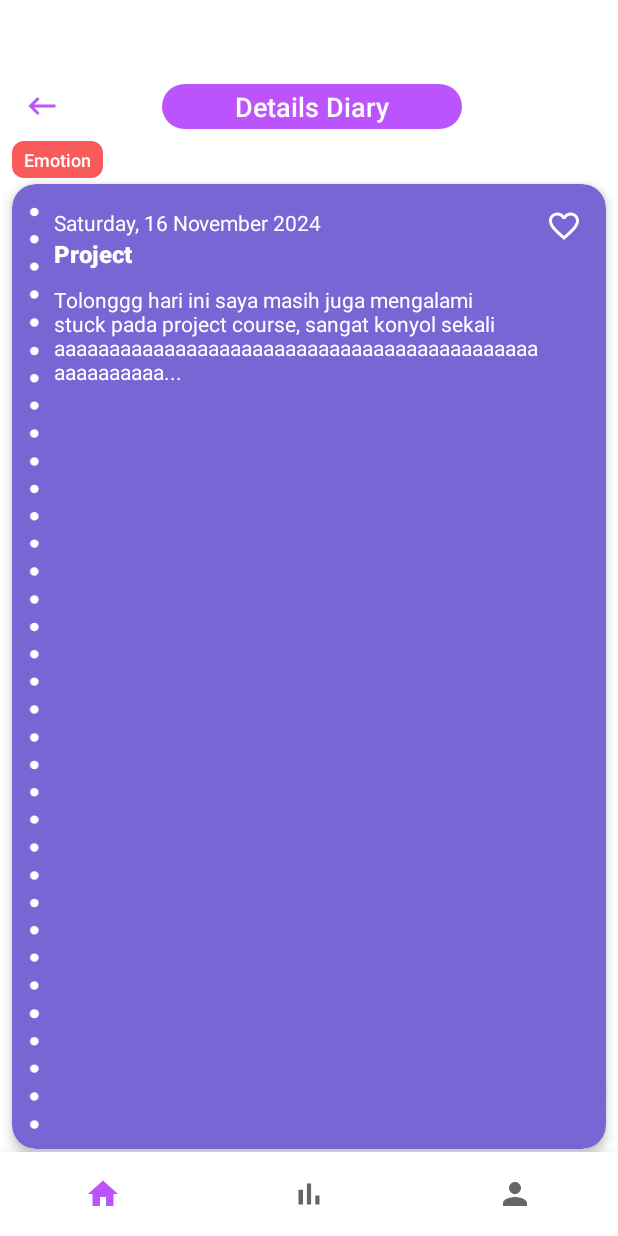
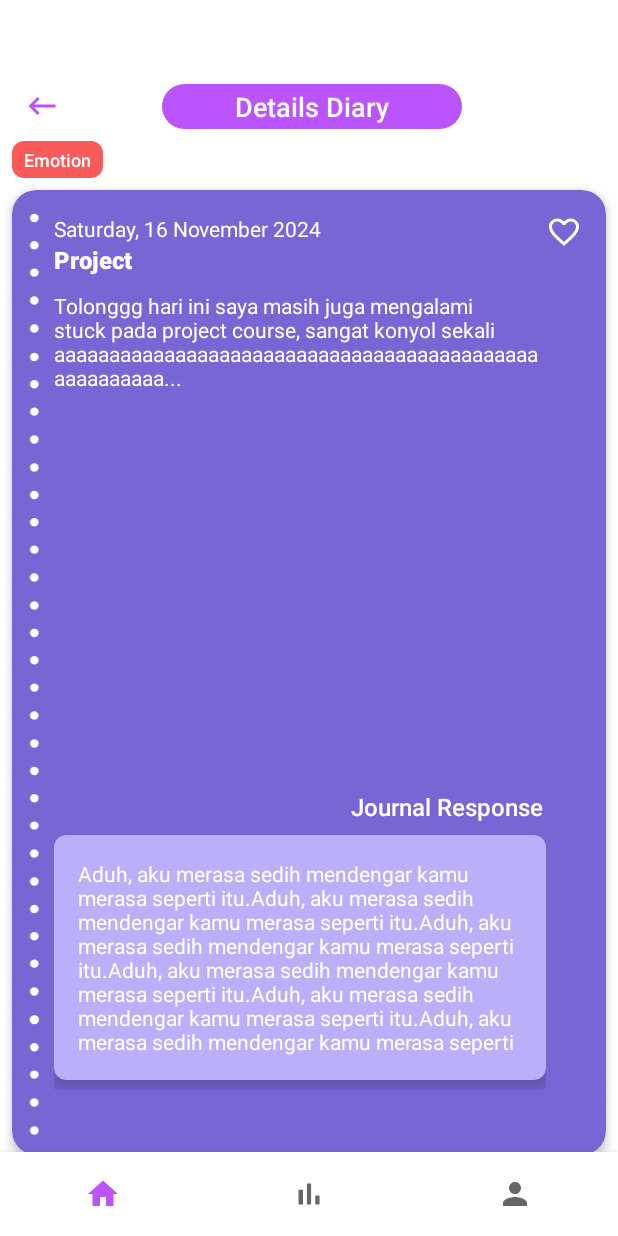
Before and after one commit to Capstone-DIY/Mobile-Development, an Android app: the fragment DetailsDiaryFragment placed in its activity, on a phone screen of 412 x 824 dp. Run offline under Robolectric (Android 15) with nearby library versions, the phone set to English and light mode, and no system bars; our stand-ins replace Room's generated code, navigation-ui.

Commit message:
adding response layout

```diff
--- a/app/src/main/res/layout/fragment_details_diary.xml
+++ b/app/src/main/res/layout/fragment_details_diary.xml
@@ -62,106 +62,106 @@
         android:id="@+id/diaryCard"
         android:layout_width="match_parent"
         android:layout_height="643dp"
-        app:layout_constraintTop_toBottomOf="@id/emotionTag"
-        app:layout_constraintStart_toStartOf="parent"
-        app:layout_constraintEnd_toEndOf="parent"
         android:layout_marginLeft="8dp"
+        android:layout_marginTop="8dp"
         android:layout_marginRight="8dp"
-        android:layout_marginTop="4dp"
+        app:cardBackgroundColor="#7866D4"
         app:cardCornerRadius="16dp"
         app:cardElevation="4dp"
-        app:cardBackgroundColor="#7866D4">
+        app:layout_constraintEnd_toEndOf="parent"
+        app:layout_constraintStart_toStartOf="parent"
+        app:layout_constraintTop_toBottomOf="@id/emotionTag">
 
         <ImageView
+            android:id="@+id/dot1"
             android:layout_width="wrap_content"
             android:layout_height="80dp"
+            android:layout_marginLeft="10dp"
             android:layout_marginTop="15dp"
-            android:layout_marginLeft="10dp"
-            android:id="@+id/dot1"
-            android:src="@drawable/group_481820"/>
+            android:src="@drawable/group_481820" />
 
         <ImageView
+            android:id="@+id/dot2"
             android:layout_width="wrap_content"
             android:layout_height="80dp"
+            android:layout_marginLeft="10dp"
             android:layout_marginTop="108dp"
-            android:layout_marginLeft="10dp"
-            android:id="@+id/dot2"
-            android:src="@drawable/group_481820"/>
+            android:src="@drawable/group_481820" />
 
         <ImageView
+            android:id="@+id/dot3"
             android:layout_width="wrap_content"
             android:layout_height="80dp"
+            android:layout_marginLeft="10dp"
             android:layout_marginTop="200dp"
-            android:layout_marginLeft="10dp"
-            android:id="@+id/dot3"
-            android:src="@drawable/group_481820"/>
+            android:src="@drawable/group_481820" />
 
         <ImageView
+            android:id="@+id/dot4"
             android:layout_width="wrap_content"
             android:layout_height="80dp"
+            android:layout_marginLeft="10dp"
             android:layout_marginTop="292dp"
-            android:layout_marginLeft="10dp"
-            android:id="@+id/dot4"
-            android:src="@drawable/group_481820"/>
+            android:src="@drawable/group_481820" />
 
         <ImageView
+            android:id="@+id/dot5"
             android:layout_width="wrap_content"
             android:layout_height="80dp"
+            android:layout_marginLeft="10dp"
             android:layout_marginTop="384dp"
-            android:layout_marginLeft="10dp"
-            android:id="@+id/dot5"
-            android:src="@drawable/group_481820"/>
+            android:src="@drawable/group_481820" />
 
         <ImageView
+            android:id="@+id/dot6"
             android:layout_width="wrap_content"
             android:layout_height="80dp"
+            android:layout_marginLeft="10dp"
             android:layout_marginTop="476dp"
-            android:layout_marginLeft="10dp"
-            android:id="@+id/dot6"
-            android:src="@drawable/group_481820"/>
+            android:src="@drawable/group_481820" />
 
         <ImageView
+            android:id="@+id/dot7"
             android:layout_width="wrap_content"
             android:layout_height="80dp"
+            android:layout_marginLeft="10dp"
             android:layout_marginTop="550dp"
-            android:layout_marginLeft="10dp"
-            android:id="@+id/dot7"
-            android:src="@drawable/group_481820"/>
+            android:src="@drawable/group_481820" />
 
         <LinearLayout
             android:layout_width="match_parent"
             android:layout_height="wrap_content"
+            android:layout_marginLeft="12dp"
             android:orientation="horizontal"
-            android:layout_marginLeft="12dp"
             android:padding="16dp">
 
             <!-- Text Content Section -->
             <LinearLayout
                 android:layout_width="wrap_content"
                 android:layout_height="350dp"
-                android:orientation="vertical"
-                android:layout_weight="1">
+                android:layout_weight="1"
+                android:orientation="vertical">
 
                 <!-- Date Text -->
                 <TextView
                     android:id="@+id/dateText"
                     android:layout_width="wrap_content"
                     android:layout_height="wrap_content"
+                    android:fontFamily="sans-serif"
                     android:text="Saturday, 16 November 2024"
                     android:textColor="#FFFFFF"
-                    android:textSize="14sp"
-                    android:fontFamily="sans-serif" />
+                    android:textSize="14sp" />
 
                 <!-- Title Text -->
                 <TextView
                     android:id="@+id/titleText"
                     android:layout_width="wrap_content"
                     android:layout_height="wrap_content"
+                    android:fontFamily="sans-serif-medium"
                     android:text="Project"
                     android:textColor="#FFFFFF"
-                    android:textStyle="bold"
                     android:textSize="16sp"
-                    android:fontFamily="sans-serif-medium" />
+                    android:textStyle="bold" />
 
                 <!-- Description Text -->
                 <ScrollView
@@ -172,11 +172,11 @@
                         android:id="@+id/descriptionText"
                         android:layout_width="wrap_content"
                         android:layout_height="wrap_content"
+                        android:fontFamily="sans-serif"
                         android:paddingTop="10dp"
                         android:text="Tolonggg hari ini saya masih juga mengalami stuck pada project course, sangat konyol sekali aaaaaaaaaaaaaaaaaaaaaaaaaaaaaaaaaaaaaaaaaaaaaaaaaaaaaa..."
                         android:textColor="#FFFFFF"
-                        android:textSize="14sp"
-                        android:fontFamily="sans-serif" />
+                        android:textSize="14sp" />
                 </ScrollView>
             </LinearLayout>
 
@@ -185,10 +185,50 @@
                 android:id="@+id/heartIcon"
                 android:layout_width="24dp"
                 android:layout_height="24dp"
+                android:contentDescription="Favorite"
                 android:src="@drawable/baseline_favorite_border_24"
-                android:contentDescription="Favorite"
-                app:tint="#ffffff"/>
+                app:tint="#ffffff" />
+        </LinearLayout>
+
+        <LinearLayout
+            android:layout_width="match_parent"
+            android:layout_height="200dp"
+            android:id="@+id/responseLayout"
+            android:orientation="vertical"
+            android:layout_marginTop="400dp"
+            android:layout_marginLeft="28dp"
+            android:layout_marginRight="40dp">
+
+            <!-- Response Title -->
+            <TextView
+                android:id="@+id/responseTitle"
+                android:layout_width="wrap_content"
+                android:layout_height="wrap_content"
+                android:paddingLeft="198dp"
+                android:text="Journal Response"
+                android:textColor="#FFFFFF"
+                android:textSize="16sp"
+                android:fontFamily="sans-serif-medium"
+                android:layout_marginBottom="8dp" />
+
+            <!-- Response Box -->
+            <androidx.cardview.widget.CardView
+                android:layout_width="match_parent"
+                android:layout_height="wrap_content"
+                app:cardCornerRadius="8dp"
+                app:cardBackgroundColor="#BAB0F9"
+                app:cardElevation="5dp">
+
+                <TextView
+                    android:id="@+id/responseText"
+                    android:layout_width="match_parent"
+                    android:layout_height="wrap_content"
+                    android:padding="16dp"
+                    android:text="Aduh, aku merasa sedih mendengar kamu merasa seperti itu.Aduh, aku merasa sedih mendengar kamu merasa seperti itu.Aduh, aku merasa sedih mendengar kamu merasa seperti itu.Aduh, aku merasa sedih mendengar kamu merasa seperti itu.Aduh, aku merasa sedih mendengar kamu merasa seperti itu.Aduh, aku merasa sedih mendengar kamu merasa seperti "
+                    android:textColor="#FFFFFFFF"
+                    android:textSize="14sp"
+                    android:fontFamily="sans-serif" />
+            </androidx.cardview.widget.CardView>
         </LinearLayout>
     </androidx.cardview.widget.CardView>
-
 </androidx.constraintlayout.widget.ConstraintLayout>
```
